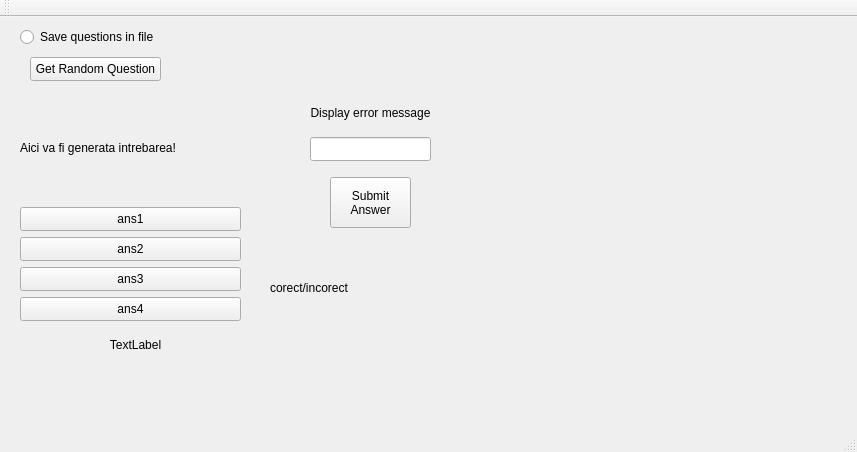
The window that Triviador/Triviador/Triviador.ui (AndreiAndreea/TriviadorMCpp) describes before a commit, drawn with Qt 5.
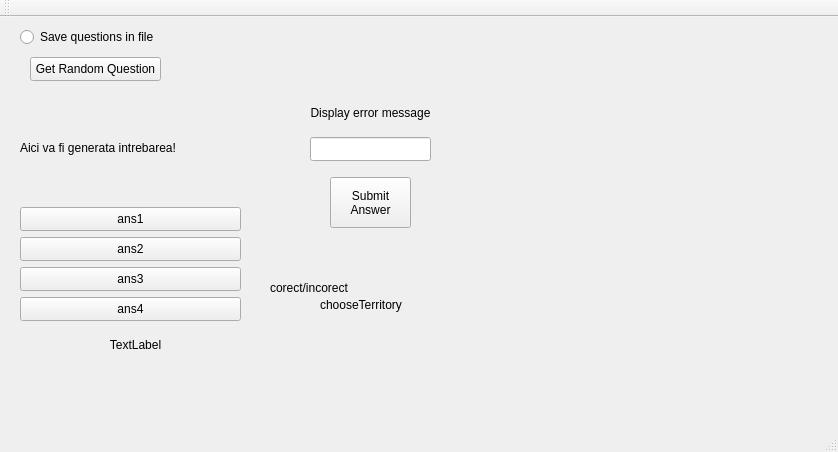
The same window after the commit.

Commit message: Added constraint for a player not to pick more than a region at a time. Added a label to indicate when a player can choose a region.

What changed in the file:
```diff
--- a/Triviador/Triviador/Triviador.ui
+++ b/Triviador/Triviador/Triviador.ui
@@ -6,7 +6,7 @@
    <rect>
     <x>0</x>
     <y>0</y>
-    <width>857</width>
+    <width>838</width>
     <height>452</height>
    </rect>
   </property>
@@ -212,6 +212,19 @@
      <bool>true</bool>
     </property>
    </widget>
+   <widget class="QLabel" name="chooseTerritoryLabel">
+    <property name="geometry">
+     <rect>
+      <x>320</x>
+      <y>280</y>
+      <width>201</width>
+      <height>16</height>
+     </rect>
+    </property>
+    <property name="text">
+     <string>chooseTerritory</string>
+    </property>
+   </widget>
   </widget>
   <widget class="QMenuBar" name="menuBar">
    <property name="geometry">
```
Left out of the diff: 2 changed lines with no effect on the pictures. The commit also changes 5 other files.
